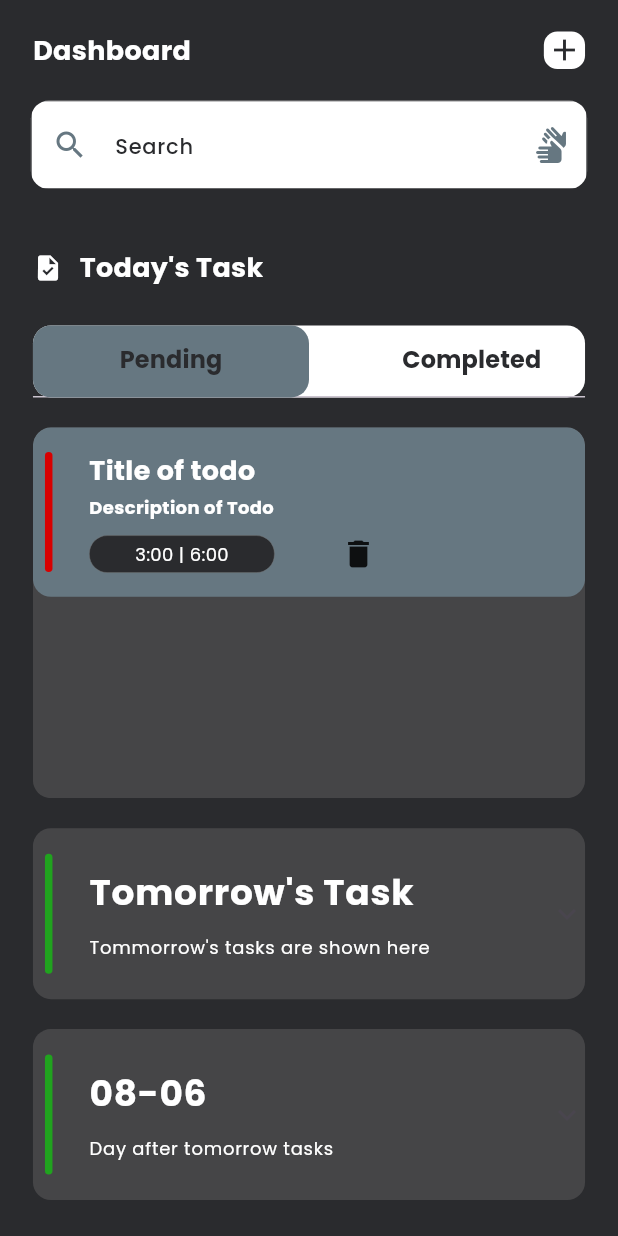
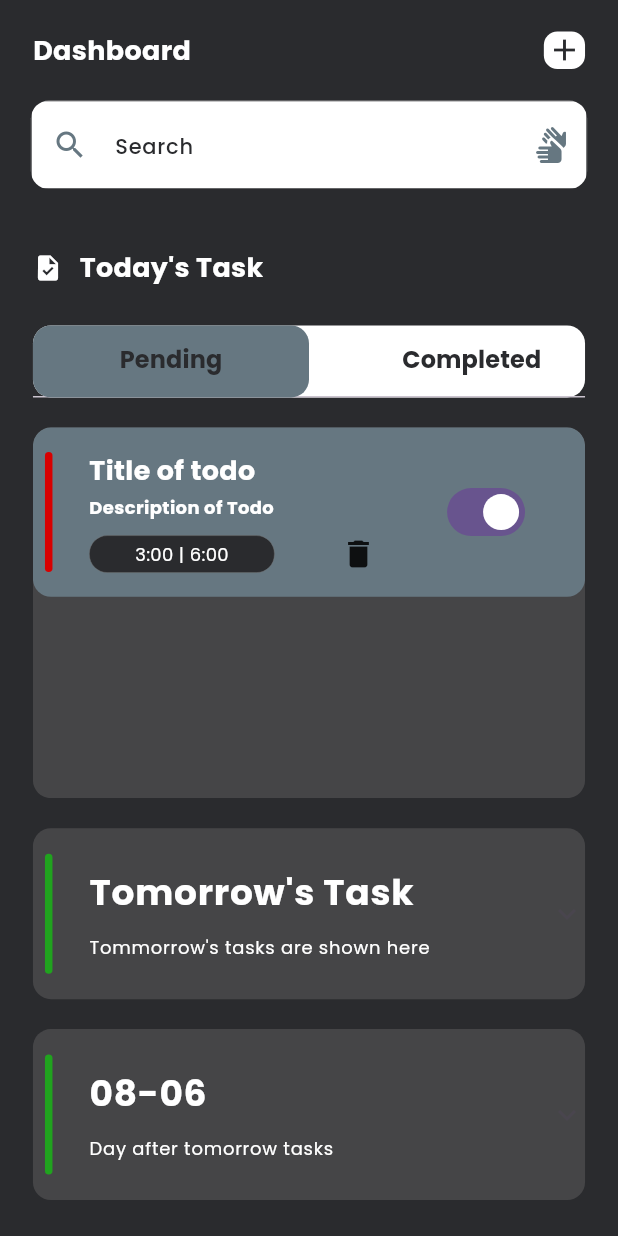
Before and after one commit to banku27/Task-Management-Firebase, a Flutter app: the screen it shows after launch, on a phone screen of 412 x 824 dp. Run offline on Flutter 3.47's test engine with Material 2 defaults, Android fonts, the phone set to English and light mode, and no system bars; our stand-ins replace country_picker, flutter_riverpod, flutter_screenutil, google_fonts, ionicons, pinput and 1 more.

```diff
--- a/lib/features/todo/pages/homepage.dart
+++ b/lib/features/todo/pages/homepage.dart
@@ -181,10 +181,12 @@ class _HomePageState extends ConsumerState<HomePage>
                         color: AppConstants.kBkLight,
                         height: AppConstants.kHeight * 0.3,
                         child: ListView(
-                          children: const [
+                          children: [
                             TodoTile(
                               start: "3:00",
                               end: "6:00",
+                              switcher:
+                                  Switch(value: true, onChanged: (value) {}),
                             ),
                           ],
                         ),
@@ -207,7 +209,8 @@ class _HomePageState extends ConsumerState<HomePage>
                     .substring(5, 10),
                 text2: "Day after tomorrow tasks",
                 children: const [],
-              )
+              ),
+              const HeightSpacer(size: 20),
             ],
           ),
         ),
--- a/lib/features/todo/widgets/todo_tile.dart
+++ b/lib/features/todo/widgets/todo_tile.dart
@@ -15,7 +15,8 @@ class TodoTile extends StatelessWidget {
       this.start,
       this.end,
       this.editWidget,
-      this.delete});
+      this.delete,
+      this.switcher});
 
   final Color? color;
   final String? title;
@@ -23,6 +24,7 @@ class TodoTile extends StatelessWidget {
   final String? start;
   final String? end;
   final Widget? editWidget;
+  final Widget? switcher;
   final VoidCallback? delete;
 
   @override
@@ -58,7 +60,7 @@ class TodoTile extends StatelessWidget {
                     Padding(
                       padding: const EdgeInsets.all(8),
                       child: SizedBox(
-                        width: AppConstants.kWidth * 0.6,
+                        width: AppConstants.kWidth * 0.55,
                         child: Column(
                           crossAxisAlignment: CrossAxisAlignment.start,
                           children: [
@@ -113,7 +115,11 @@ class TodoTile extends StatelessWidget {
                           ],
                         ),
                       ),
-                    )
+                    ),
+                    Container(
+                      padding: EdgeInsets.only(bottom: 0.h),
+                      child: switcher,
+                    ),
                   ],
                 )
               ],
```
